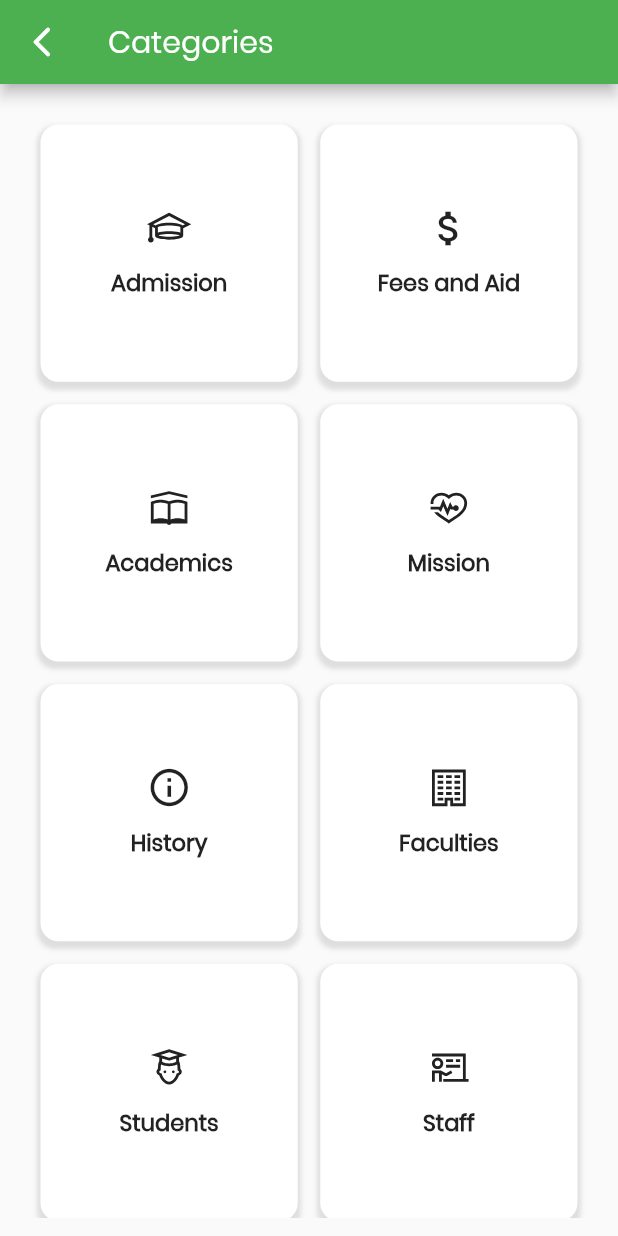
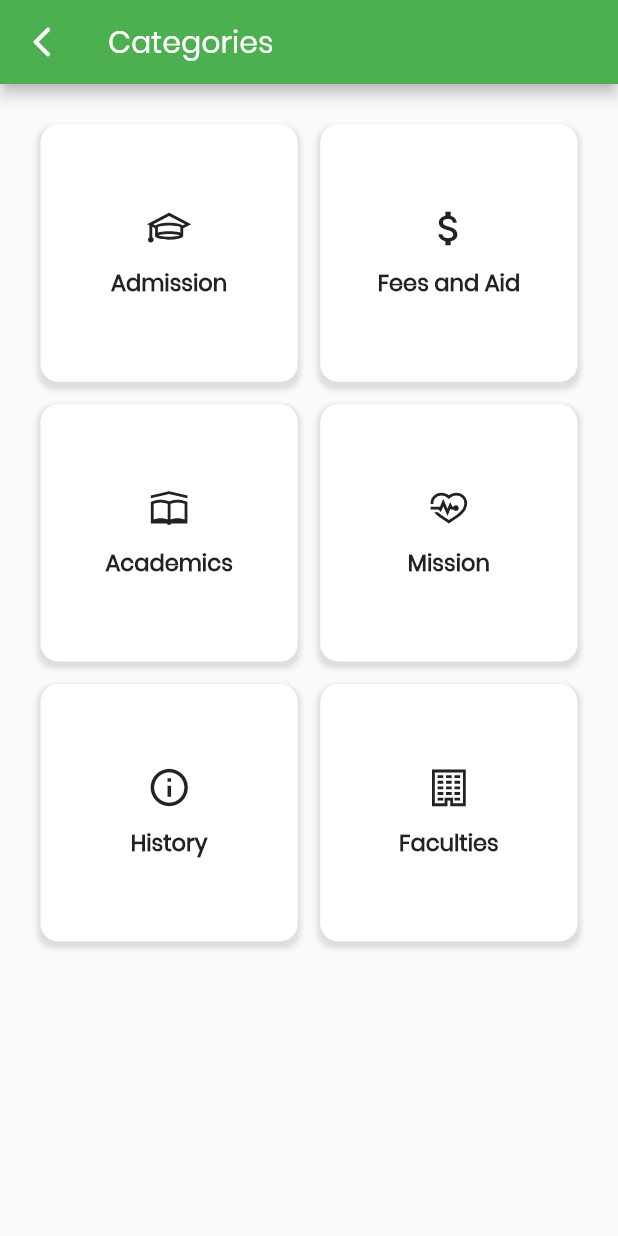
Before and after one commit to AbrantepaSark/sylvia_flutter_app, a Flutter app: the MyCat screen opened by its route, on a phone screen of 412 x 824 dp. Run offline on Flutter 3.47's test engine with Material 2 defaults, Android fonts, the light colour scheme and no system bars; our stand-ins replace flutter_tts, image_picker, line_icons.

Commit message:
final work

```diff
--- a/lib/Models/questions.dart
+++ b/lib/Models/questions.dart
@@ -147,20 +147,4 @@ const List<Question> sample = [
         "Computer science, general agriculture, hospitality and tourism and pharmaceutical sciences",
     "https://stu.edu.gh",
   ),
-  Question(
-    "13",
-    "Students",
-    "Do you want to access your school portal?",
-    "Do not worry!  Sylvia is here to get you sorted. \n"
-        "Visit the student portal, provide your index number and password. You are good to go.",
-    "https://stu.edu.gh/bkapps/pages/students/",
-  ),
-  Question(
-    "13",
-    "Staff",
-    "Need information on your staff portal?",
-    "Sylvia is here for you. \n"
-        "Visit the staff portal, provide your staff ID and password. You are good to go.",
-    "https://stu.edu.gh/bkapps/",
-  ),
 ];
--- a/lib/Screens/category.dart
+++ b/lib/Screens/category.dart
@@ -20,8 +20,6 @@ class MyCat extends StatelessWidget {
       "Mission",
       "History",
       "Faculties",
-      "Students",
-      "Staff",
     ];
 
     List<IconData> icons = [
@@ -31,8 +29,6 @@ class MyCat extends StatelessWidget {
       LineIcons.heartbeat,
       Icons.info_outline,
       LineIcons.building,
-      LineIcons.userGraduate,
-      LineIcons.chalkboardTeacher,
     ];
 
     return Scaffold(
--- a/lib/Screens/landing.dart
+++ b/lib/Screens/landing.dart
@@ -41,7 +41,7 @@ class LandingScreen extends StatelessWidget {
             child: Column(
               children: [
                 Text(
-                  "Welcome, I'm Sylvia",
+                  "Welcome to STU",
                   style: TextStyle(
                     fontSize: width * 0.065,
                     fontWeight: FontWeight.bold,
--- a/lib/Screens/response.dart
+++ b/lib/Screens/response.dart
@@ -21,7 +21,7 @@ class _ResponseState extends State<Response> {
   void initState() {
     super.initState();
     Timer(
-      const Duration(microseconds: 500),
+      const Duration(seconds: 2),
       (() => flutterTts.speak(voiceText)),
     );
   }
```
